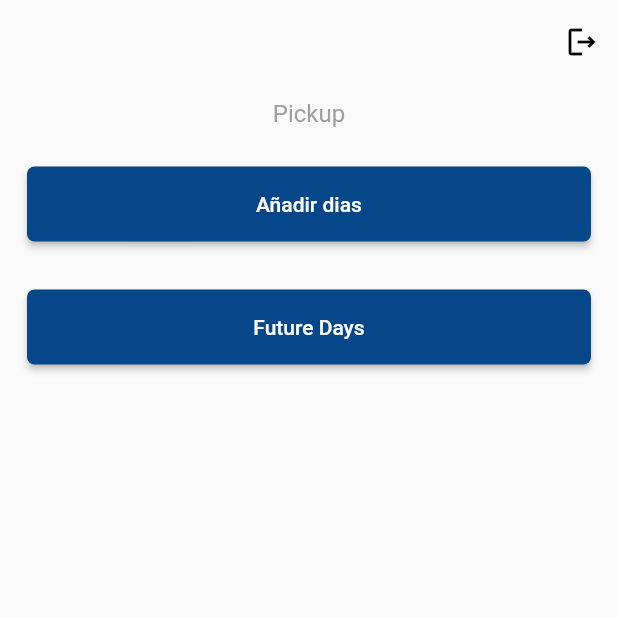
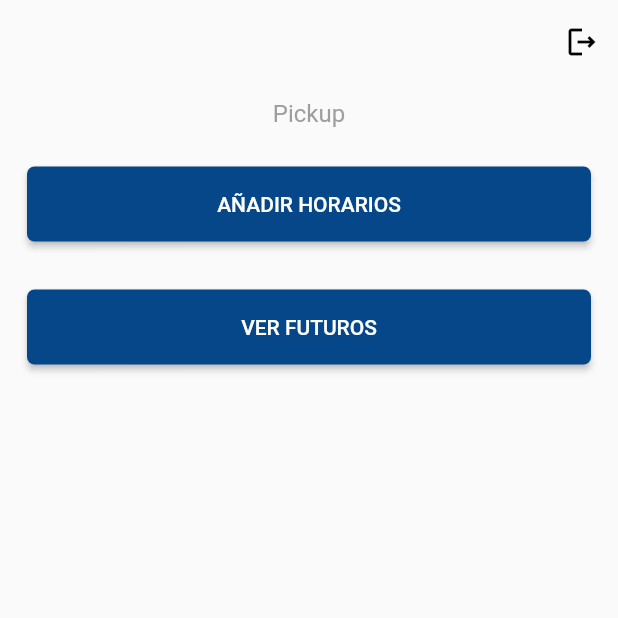
Before and after one commit to carlatalamantes/rides-iteso, a Flutter app: the DriverHomePage screen opened directly, on a phone screen of 412 x 824 dp, the top half of it. Run offline on Flutter 3.47's test engine with Material 2 defaults, Android fonts, the phone set to English and light mode, and no system bars; our stand-ins replace bloc, cloud_firestore, equatable, firebase_auth, firebase_core, flutter_bloc and 2 more; missing offline and left inert: dart:ffi; accounts and stored records are empty.

Commit message:
Filtering is not working

```diff
--- a/lib/bloc/routes/routes_bloc.dart
+++ b/lib/bloc/routes/routes_bloc.dart
@@ -23,7 +23,7 @@ class RoutesBloc extends Bloc<RoutesEvent, RoutesState> {
     on<GetRoutesRequested>((event, emit) async {
       emit(Loading());
       try {
-        final routes = await RoutesC().getRoutes();
+        final routes = await RoutesC().getRoutes(event.getFutureRoutes);
         emit(GetRoutes(routes));
       } catch (e) {
         emit(GetRoutesError(e.toString()));
--- a/lib/bloc/routes/routes_event.dart
+++ b/lib/bloc/routes/routes_event.dart
@@ -14,5 +14,6 @@ class CreateRouteRequested extends RoutesEvent {
 
 //Get routes
 class GetRoutesRequested extends RoutesEvent {
-  GetRoutesRequested();
+  final bool getFutureRoutes;
+  GetRoutesRequested(this.getFutureRoutes);
 }
--- a/lib/driver_home_page/driver_home_page.dart
+++ b/lib/driver_home_page/driver_home_page.dart
@@ -6,6 +6,7 @@ import 'package:rides_iteso/bloc/user/user_bloc.dart';
 import 'package:rides_iteso/components/base_ElevatedButton.dart';
 import 'package:rides_iteso/driver_home_page/driver_card.dart';
 import 'package:rides_iteso/login/login_page.dart';
+import 'package:rides_iteso/ride_calendar/ride_calendar.dart';
 import 'package:rides_iteso/rides/driver/driver_rides_page.dart';
 import 'package:rides_iteso/rides/pass_driv_button.dart';
 import 'package:rides_iteso/rides/passenger/passenger_ride_page.dart';
@@ -22,12 +23,13 @@ class DriverHomePage extends StatefulWidget {
 class _DriverHomePageState extends State<DriverHomePage> {
   bool isDriver = true;
   String userUid = '';
+  bool getFutureRoutes = false;
 
   @override
   void initState() {
     super.initState();
     BlocProvider.of<RoutesBloc>(context).add(
-      GetRoutesRequested(),
+      GetRoutesRequested(getFutureRoutes),
     );
   }
 
@@ -90,17 +92,17 @@ class _DriverHomePageState extends State<DriverHomePage> {
                         },
                       ),
                       base_ElevatedButton(
-                        text: "Añadir dias",
+                        text: "AÑADIR HORARIOS",
                         backgroundColor: const Color(0xFF064789),
                         onPressed: () {
                           addDates();
                         },
                       ),
                       base_ElevatedButton(
-                        text: "Future Days",
+                        text: getFutureRoutes ? "VER PASADOS" : "VER FUTUROS",
                         backgroundColor: const Color(0xFF064789),
                         onPressed: () {
-                          addDates();
+                          futuros();
                         },
                       )
                     ],
@@ -115,7 +117,20 @@ class _DriverHomePageState extends State<DriverHomePage> {
   }
 
   addDates() {
-    print("add dates");
+    Navigator.of(context).push(
+      MaterialPageRoute(
+        builder: (context) => const RideCalendar(),
+      ),
+    );
+  }
+
+  futuros() {
+    setState(() {
+      getFutureRoutes = !getFutureRoutes;
+    });
+    BlocProvider.of<RoutesBloc>(context).add(
+      GetRoutesRequested(getFutureRoutes),
+    );
   }
 
   guardarButton(BuildContext context) {
```
Also changed, not shown: lib/bloc/routes/routes.dart (+14 -4 lines).
